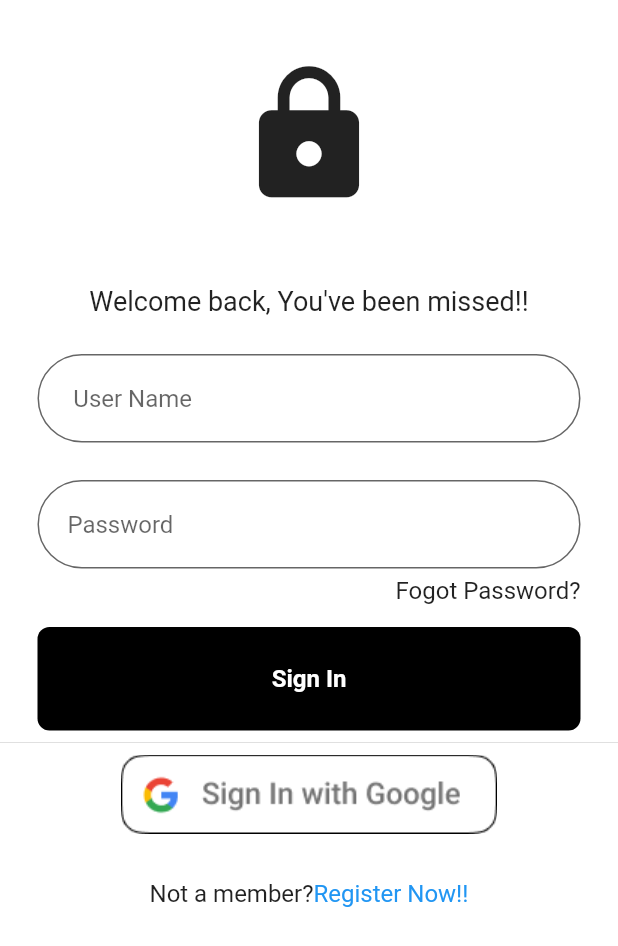
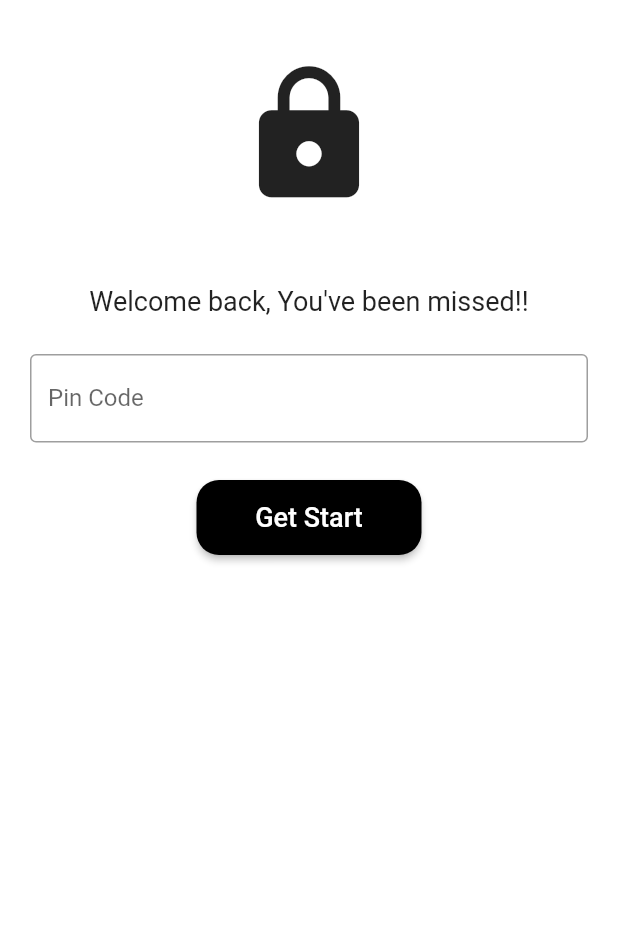
Before and after one commit to funky-dev99/Attendance-System, a Flutter app: the screen it shows after launch, on a phone screen of 412 x 824 dp. Shown: the top 946 px of the screen. Run offline on Flutter 3.47's test engine with Material 2 defaults, Android fonts, the phone set to English and light mode, and no system bars; our stand-ins replace shared_preferences; missing offline and left inert: qr_code_scanner.

Commit message:
Edited Login
Login edited as one text field, Use 1234 as pin code

```diff
--- a/attendance_system/lib/pages/login.dart
+++ b/attendance_system/lib/pages/login.dart
@@ -1,14 +1,32 @@
+
+
 import 'package:attendance_system/pages/home_page.dart';
 import 'package:flutter/material.dart';
 
+class LoginPage extends StatefulWidget {
+  LoginPage({Key key}) : super(key: key);
 
-class LoginPage extends StatelessWidget {
-   LoginPage({Key key}) : super(key: key);
+  @override
+  State<LoginPage> createState() => _LoginPageState();
+}
 
-  final usernameController = TextEditingController();
+class _LoginPageState extends State<LoginPage> {
   final passwordController = TextEditingController();
+  bool passwordValidate = false;
+  bool incorrectPassword = false;
 
-  void userSignIn() {}
+  @override
+  void dispose() {
+    passwordController.dispose();
+    super.dispose();
+  }
+
+  void _navigateToHome() {
+    Navigator.push(
+      context,
+      MaterialPageRoute(builder: (context) => HomePage()),
+    );
+  }
 
   @override
   Widget build(BuildContext context) {
@@ -41,26 +59,17 @@ class LoginPage extends StatelessWidget {
                   height: 25,
                 ),
 
-                //Username Text field
                 Padding(
-                  padding: const EdgeInsets.symmetric(horizontal: 25.0),
+                  padding: const EdgeInsets.symmetric(horizontal: 20),
                   child: TextField(
-
-                    controller: usernameController,
-                    decoration:  InputDecoration(
-
-                        border: OutlineInputBorder(
-                          borderRadius: BorderRadius.circular(30.0),
-                          borderSide: BorderSide(color: Colors.blueGrey,),
-                        ),
-                        focusedBorder: OutlineInputBorder(
-                          borderRadius: BorderRadius.circular(30.0),
-                          borderSide: BorderSide(color: Colors.black45),
-                        ),
-                        fillColor: Colors.white30,
-                        filled: true,
-                        hintText: '   User Name',
-                        helperStyle: TextStyle(color: Colors.black45)),
+                    textInputAction: TextInputAction.done,
+                    controller: passwordController,
+                    obscureText: true,
+                    decoration: InputDecoration(
+                      border: OutlineInputBorder(),
+                      labelText: 'Pin Code',
+                      errorText: passwordValidate ? 'Value Can\'t Be Empty' : null,
+                    ),
                   ),
                 ),
 
@@ -68,102 +77,35 @@ class LoginPage extends StatelessWidget {
                   height: 25,
                 ),
 
-                //Password Text field
-                Padding(
-                  padding: EdgeInsets.symmetric(horizontal: 25.0),
-                  child: TextField(
-                    controller: passwordController,
-                    obscureText: true,
-                    decoration:  InputDecoration(
-                        border: OutlineInputBorder(
-                          borderRadius: BorderRadius.circular(30.0),
-                          borderSide: BorderSide(color: Colors.blueGrey),
-                        ),
-                        focusedBorder: OutlineInputBorder(
-                          borderRadius: BorderRadius.circular(30.0),
-                          borderSide: BorderSide(color: Colors.black45),
-                        ),
-                        fillColor: Colors.white,
-                        filled: true,
-                        hintText: '  Password',
-                        helperStyle: TextStyle(color: Colors.black45)),
+                MaterialButton(
+                  onPressed: () {
+                    setState(() {
+                      passwordController.text.isEmpty ? passwordValidate = true : passwordValidate = false;
+                    });
+                    if (!passwordValidate && passwordController.text == '1234') {
+                      _navigateToHome(); // Navigate to the home page
+                    } else {
+                      setState(() {
+                        incorrectPassword = true;
+                      });
+                    }
+                  },
+                  minWidth: 150.0,
+                  height: 50.0,
+                  color: Colors.black,
+                  shape: RoundedRectangleBorder(
+                    borderRadius: BorderRadius.circular(15.0),
+                  ),
+                  child: Text(
+                    'Get Start',
+                    style: TextStyle(color: Colors.white, fontSize: 18),
                   ),
                 ),
-
-                //Forgot?
-                SizedBox(
-                  height: 5,
-                ),
-                Padding(
-                  padding: const EdgeInsets.symmetric(horizontal: 25.0),
-                  child: Row(
-                    mainAxisAlignment: MainAxisAlignment.end,
-                    children: [
-                      Text(
-                        'Fogot Password?',
-                        style: TextStyle(color: Colors.black87, fontSize: 16),
-                      ),
-                    ],
+                if (incorrectPassword)
+                  const Text(
+                    'Incorrect password. Please try again.',
+                    style: TextStyle(color: Colors.red),
                   ),
-                ),
-
-                //Sign in Button
-                SizedBox(
-                  height: 15,
-                ),
-
-
-
-                GestureDetector(
-                  onTap: (){Navigator.push(
-                      context, MaterialPageRoute(builder: (context) => HomePage()));},
-                  child: Container(
-                    padding: EdgeInsets.all(25),
-                    margin: EdgeInsets.symmetric(horizontal: 25),
-                    decoration: BoxDecoration(
-                        color: Colors.black,
-                        borderRadius: BorderRadius.circular(8)),
-                    child: Center(
-                      child: Text(
-                        'Sign In',
-                        style: TextStyle(
-                            color: Colors.white,
-                            fontSize: 16,
-                            fontWeight: FontWeight.bold),
-                      ),
-                    ),
-                  ),
-                ),
-
-                //or continue
-
-                Divider(),
-
-                //Google+Apple buttons
-
-                Container(
-                    decoration: BoxDecoration(
-                      borderRadius: BorderRadius.circular(8),
-                    ),
-                    padding: EdgeInsets.symmetric(horizontal: 25),
-                    margin: EdgeInsets.only(left: 30, bottom: 30, right: 30),
-                    child: Image.asset('images/gs.png')),
-
-                //Register Now
-
-                Row(
-                  mainAxisAlignment: MainAxisAlignment.center,
-                  children: [
-                    Text(
-                      'Not a member?',
-                      style: TextStyle(color: Colors.black87, fontSize: 16),
-                    ),
-                    Text(
-                      'Register Now!!',
-                      style: TextStyle(color: Colors.blue, fontSize: 16),
-                    ),
-                  ],
-                ),
               ],
             ),
           ),
```
